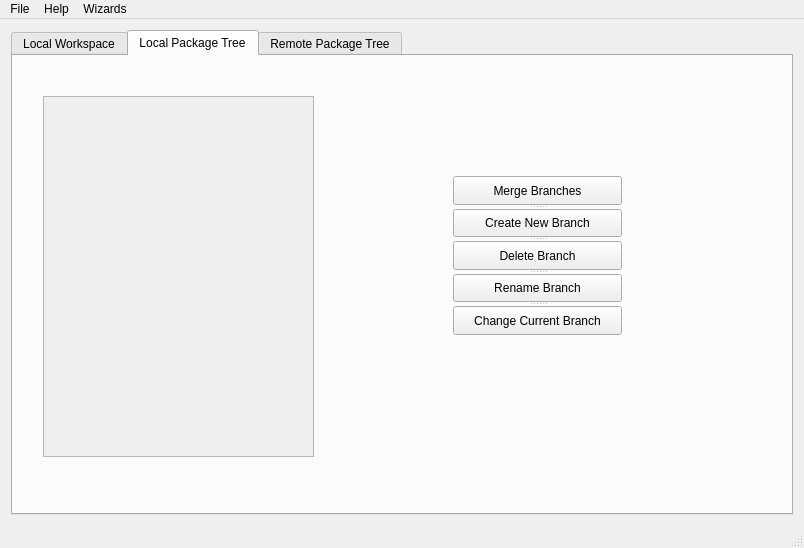
Qt form mainwindow.ui (jgm/gitit) before a commit.
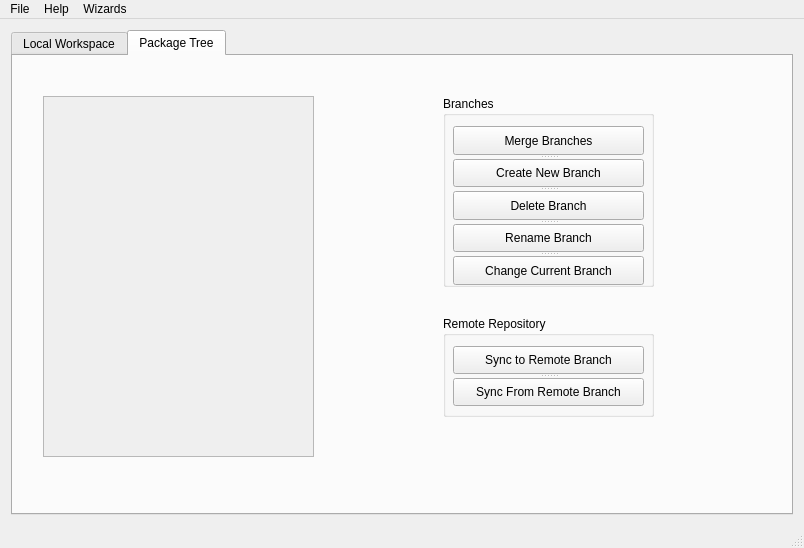
The same form after that commit. The open tabs and pages were chosen to show the change.

Diff of the .ui file:
```diff
--- a/mainwindow.ui
+++ b/mainwindow.ui
@@ -23,7 +23,7 @@
          <string notr="true"/>
         </property>
         <property name="currentIndex">
-         <number>0</number>
+         <number>1</number>
         </property>
         <widget class="QWidget" name="localWorkspace">
          <attribute name="title">
@@ -168,9 +168,9 @@
           </widget>
          </widget>
         </widget>
-        <widget class="QWidget" name="localPackageTree">
+        <widget class="QWidget" name="packageTree">
          <attribute name="title">
-          <string>Local Package Tree</string>
+          <string>Package Tree</string>
          </attribute>
          <widget class="QScrollArea" name="scrollArea">
           <property name="geometry">
@@ -195,12 +195,24 @@
            </property>
           </widget>
          </widget>
+         <widget class="QGroupBox" name="groupBox">
+          <property name="geometry">
+           <rect>
+            <x>430</x>
+            <y>40</y>
+            <width>211</width>
+            <height>191</height>
+           </rect>
+          </property>
+          <property name="title">
+           <string>Branches</string>
+          </property>
          <widget class="QSplitter" name="splitter">
           <property name="geometry">
            <rect>
-            <x>440</x>
-            <y>120</y>
-            <width>169</width>
+             <x>10</x>
+             <y>30</y>
+             <width>191</width>
             <height>159</height>
            </rect>
           </property>
@@ -234,38 +246,23 @@
           </widget>
          </widget>
         </widget>
-        <widget class="QWidget" name="remotePackageTree">
-         <attribute name="title">
-          <string>Remote Package Tree</string>
-         </attribute>
-         <widget class="QScrollArea" name="scrollArea_2">
+         <widget class="QGroupBox" name="groupBox_2">
           <property name="geometry">
            <rect>
-            <x>30</x>
-            <y>40</y>
-            <width>271</width>
-            <height>361</height>
+            <x>430</x>
+            <y>260</y>
+            <width>211</width>
+            <height>101</height>
            </rect>
           </property>
-          <property name="widgetResizable">
-           <bool>true</bool>
+          <property name="title">
+           <string>Remote Repository</string>
           </property>
-          <widget class="QWidget" name="scrollAreaWidgetContents_2">
-           <property name="geometry">
-            <rect>
-             <x>0</x>
-             <y>0</y>
-             <width>269</width>
-             <height>359</height>
-            </rect>
-           </property>
-          </widget>
-         </widget>
          <widget class="QSplitter" name="splitter_7">
           <property name="geometry">
            <rect>
-            <x>431</x>
-            <y>151</y>
+             <x>10</x>
+             <y>30</y>
             <width>191</width>
             <height>60</height>
            </rect>
@@ -286,6 +283,7 @@
          </widget>
         </widget>
        </widget>
+       </widget>
       </item>
      </layout>
     </item>
```
Left out of the diff: 3 changed lines with no effect on the pictures. Lines whose indentation alone changed are shown as unchanged.
